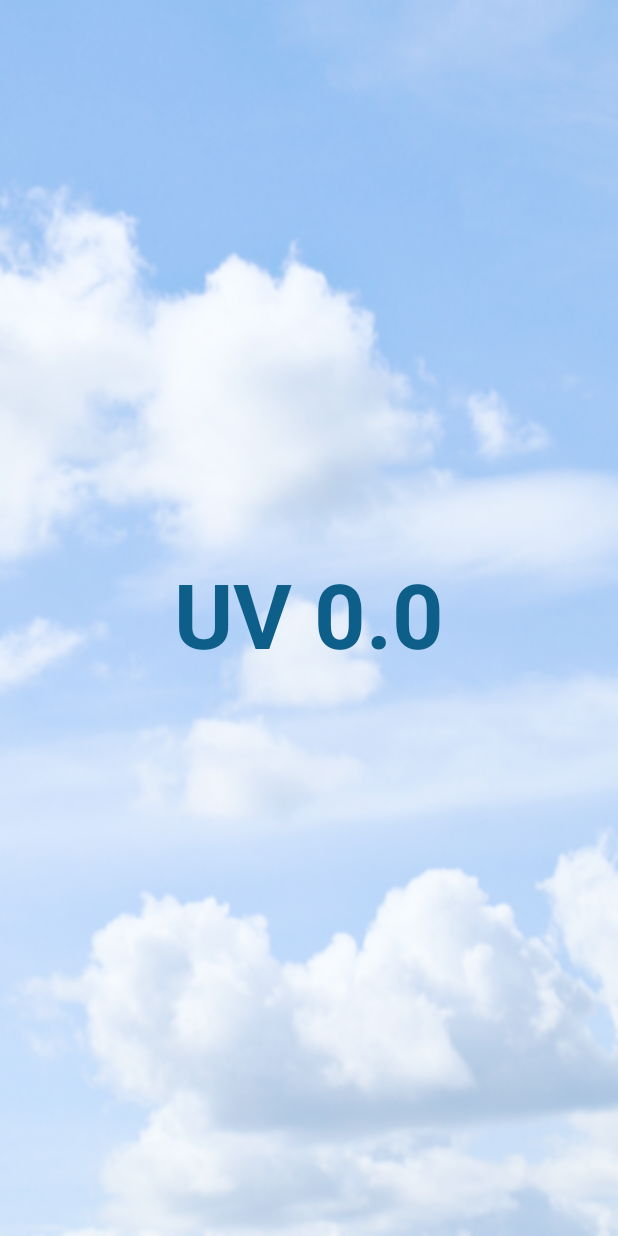
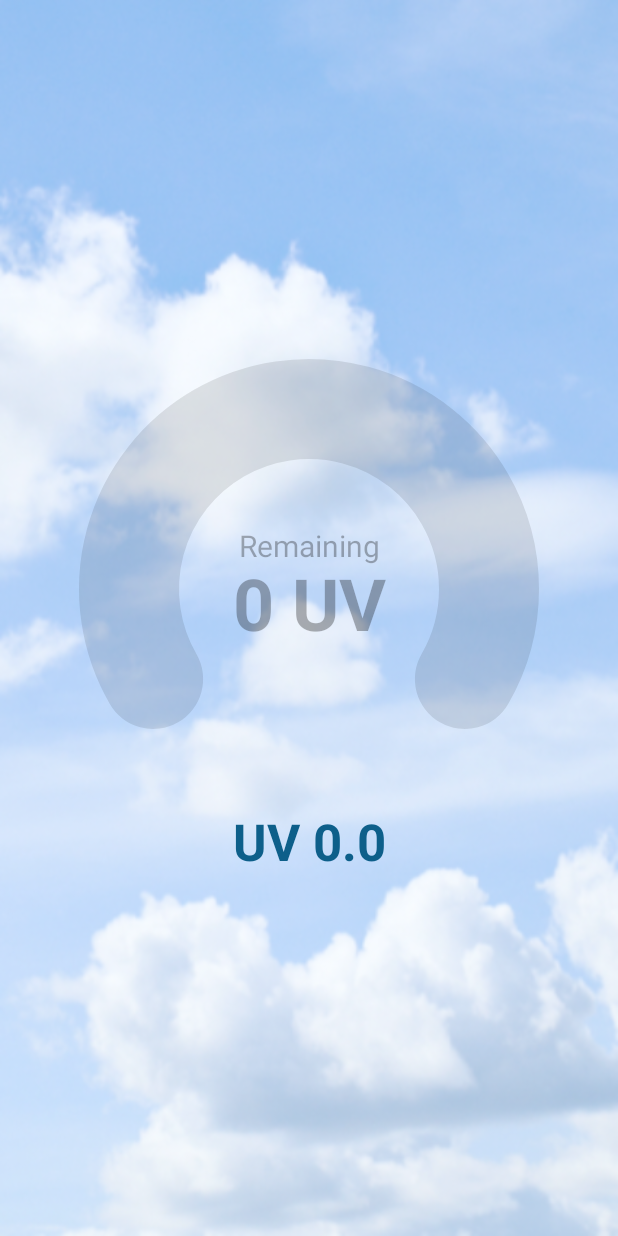
Before and after one commit to DmitrySergienko/WeatherFirst, an Android app built with Jetpack Compose: the UV_screen screen opened through its navigation route, on a phone screen of 412 x 824 dp. Run offline under Robolectric (Android 15) with nearby library versions, the phone set to English and light mode, and no system bars; our stand-ins replace Dagger/Hilt's generated code, accompanist; 1 statement that could not run was skipped.

Commit message:
34. UV indicator attached

```diff
--- /dev/null
+++ b/app/src/main/java/ru/ds/weatherfirst/ui/screens/uv_screen/UVIndicator.kt
@@ -0,0 +1,191 @@
+package ru.ds.weatherfirst.ui.screens
+
+import androidx.compose.animation.animateColorAsState
+import androidx.compose.animation.core.animateFloatAsState
+import androidx.compose.animation.core.animateIntAsState
+import androidx.compose.animation.core.tween
+import androidx.compose.foundation.layout.Arrangement
+import androidx.compose.foundation.layout.Column
+import androidx.compose.foundation.layout.size
+import androidx.compose.material.MaterialTheme
+import androidx.compose.material.Text
+import androidx.compose.runtime.*
+import androidx.compose.ui.Alignment
+import androidx.compose.ui.Modifier
+import androidx.compose.ui.draw.drawBehind
+import androidx.compose.ui.geometry.Offset
+import androidx.compose.ui.geometry.Size
+import androidx.compose.ui.graphics.Color
+import androidx.compose.ui.graphics.StrokeCap
+import androidx.compose.ui.graphics.drawscope.DrawScope
+import androidx.compose.ui.graphics.drawscope.Stroke
+import androidx.compose.ui.text.font.FontWeight
+import androidx.compose.ui.text.style.TextAlign
+import androidx.compose.ui.unit.Dp
+import androidx.compose.ui.unit.TextUnit
+import androidx.compose.ui.unit.dp
+
+
+@Composable
+fun UVIndicator(
+    canvasSize: Dp = 300.dp,
+    indicatorValue: Int = 0,
+    maxIndicatorValue: Int = 100,
+    backgroundIndicatorColor: Color = MaterialTheme.colors.onSurface.copy(alpha = 0.1f),
+    backgroundIndicatorStrokeWidth: Float = 100f,
+    foregroundIndicatorColor: Color = MaterialTheme.colors.primary,
+    foregroundIndicatorStrokeWidth: Float = 100f,
+//    indicatorStrokeCap: StrokeCap = StrokeCap.Round,
+    bigTextFontSize: TextUnit = MaterialTheme.typography.h3.fontSize,
+    bigTextColor: Color = MaterialTheme.colors.onSurface,
+    bigTextSuffix: String = "UV",
+    smallText: String = "Remaining",
+    smallTextFontSize: TextUnit = MaterialTheme.typography.h6.fontSize,
+    smallTextColor: Color = MaterialTheme.colors.onSurface.copy(alpha = 0.3f)
+) {
+    var allowedIndicatorValue by remember {
+        mutableStateOf(maxIndicatorValue)
+    }
+    allowedIndicatorValue = if (indicatorValue <= maxIndicatorValue) {
+        indicatorValue
+    } else {
+        maxIndicatorValue
+    }
+
+    var animatedIndicatorValue by remember { mutableStateOf(0f) }
+    LaunchedEffect(key1 = allowedIndicatorValue) {
+        animatedIndicatorValue = allowedIndicatorValue.toFloat()
+    }
+
+    val percentage =
+        (animatedIndicatorValue / maxIndicatorValue) * 100
+
+    val sweepAngle by animateFloatAsState(
+        targetValue = (2.4 * percentage).toFloat(),
+        animationSpec = tween(1000)
+    )
+
+    val receivedValue by animateIntAsState(
+        targetValue = allowedIndicatorValue,
+        animationSpec = tween(1000)
+    )
+
+    val animatedBigTextColor by animateColorAsState(
+        targetValue = if (allowedIndicatorValue == 0)
+            MaterialTheme.colors.onSurface.copy(alpha = 0.3f)
+        else
+            bigTextColor,
+        animationSpec = tween(1000)
+    )
+
+    Column(
+        modifier = Modifier
+            .size(canvasSize)
+            .drawBehind {
+                val componentSize = size / 1.25f
+                backgroundIndicator(
+                    componentSize = componentSize,
+                    indicatorColor = backgroundIndicatorColor,
+                    indicatorStrokeWidth = backgroundIndicatorStrokeWidth,
+//                    indicatorStokeCap = indicatorStrokeCap
+                )
+                foregroundIndicator(
+                    sweepAngle = sweepAngle,
+                    componentSize = componentSize,
+                    indicatorColor = foregroundIndicatorColor,
+                    indicatorStrokeWidth = foregroundIndicatorStrokeWidth,
+//                    indicatorStokeCap = indicatorStrokeCap
+                )
+            },
+        verticalArrangement = Arrangement.Center,
+        horizontalAlignment = Alignment.CenterHorizontally
+    ) {
+        EmbeddedElements(
+            bigText = receivedValue,
+            bigTextFontSize = bigTextFontSize,
+            bigTextColor = animatedBigTextColor,
+            bigTextSuffix = bigTextSuffix,
+            smallText = smallText,
+            smallTextColor = smallTextColor,
+            smallTextFontSize = smallTextFontSize
+        )
+    }
+}
+
+fun DrawScope.backgroundIndicator(
+    componentSize: Size,
+    indicatorColor: Color,
+    indicatorStrokeWidth: Float,
+//    indicatorStokeCap: StrokeCap
+) {
+    drawArc(
+        size = componentSize,
+        color = indicatorColor,
+        startAngle = 150f,
+        sweepAngle = 240f,
+        useCenter = false,
+        style = Stroke(
+            width = indicatorStrokeWidth,
+            cap = StrokeCap.Round
+        ),
+        topLeft = Offset(
+            x = (size.width - componentSize.width) / 2f,
+            y = (size.height - componentSize.height) / 2f
+        )
+    )
+}
+
+fun DrawScope.foregroundIndicator(
+    sweepAngle: Float,
+    componentSize: Size,
+    indicatorColor: Color,
+    indicatorStrokeWidth: Float,
+//    indicatorStokeCap: StrokeCap
+) {
+    drawArc(
+        size = componentSize,
+        color = indicatorColor,
+        startAngle = 150f,
+        sweepAngle = sweepAngle,
+        useCenter = false,
+        style = Stroke(
+            width = indicatorStrokeWidth,
+            cap = StrokeCap.Round
+        ),
+        topLeft = Offset(
+            x = (size.width - componentSize.width) / 2f,
+            y = (size.height - componentSize.height) / 2f
+        )
+    )
+}
+
+@Composable
+fun EmbeddedElements(
+    bigText: Int,
+    bigTextFontSize: TextUnit,
+    bigTextColor: Color,
+    bigTextSuffix: String,
+    smallText: String,
+    smallTextColor: Color,
+    smallTextFontSize: TextUnit
+) {
+    Text(
+        text = smallText,
+        color = smallTextColor,
+        fontSize = smallTextFontSize,
+        textAlign = TextAlign.Center
+    )
+    Text(
+        text = "$bigText ${bigTextSuffix.take(2)}",
+        color = bigTextColor,
+        fontSize = bigTextFontSize,
+        textAlign = TextAlign.Center,
+        fontWeight = FontWeight.Bold
+    )
+}
+
+//@Composable
+//@Preview(showBackground = true)
+//fun CustomComponentPreview() {
+//    CustomComponent()
+//}
--- a/app/src/main/java/ru/ds/weatherfirst/ui/screens/uv_screen/UV_screen.kt
+++ b/app/src/main/java/ru/ds/weatherfirst/ui/screens/uv_screen/UV_screen.kt
@@ -7,9 +7,8 @@ import androidx.compose.foundation.layout.Column
 import androidx.compose.foundation.layout.fillMaxSize
 import androidx.compose.material.MaterialTheme
 import androidx.compose.material.Text
-import androidx.compose.runtime.Composable
-import androidx.compose.runtime.collectAsState
-import androidx.compose.runtime.getValue
+import androidx.compose.runtime.*
+import androidx.compose.runtime.saveable.rememberSaveable
 import androidx.compose.ui.Alignment
 import androidx.compose.ui.Modifier
 import androidx.compose.ui.draw.alpha
@@ -22,6 +21,7 @@ import androidx.navigation.NavController
 import androidx.navigation.compose.rememberNavController
 import ru.ds.weatherfirst.R
 import ru.ds.weatherfirst.ui.screens.HomeViewModel
+import ru.ds.weatherfirst.ui.screens.UVIndicator
 import ru.ds.weatherfirst.ui.screens.navigation.Screen
 import ru.ds.weatherfirst.ui.theme.WeatherFirstTheme
 
@@ -52,7 +52,12 @@ fun UV_screen(
             horizontalAlignment = Alignment.CenterHorizontally,
             verticalArrangement = Arrangement.Center
         ) {
-            val any = Text(
+            var value by rememberSaveable { mutableStateOf(0) }
+
+        UVIndicator(
+            indicatorValue = state.uv.toInt()
+        )
+            Text(
                 modifier = Modifier
                     .clickable {
                         navController.navigate(Screen.UVscreen.route){
@@ -63,7 +68,7 @@ fun UV_screen(
                     },
                 text = "UV ${state.uv}",
                 color = MaterialTheme.colors.primary,
-                fontSize = MaterialTheme.typography.h2.fontSize,
+                fontSize = MaterialTheme.typography.h4.fontSize,
                 fontWeight = FontWeight.Bold,
 
                 )
```
